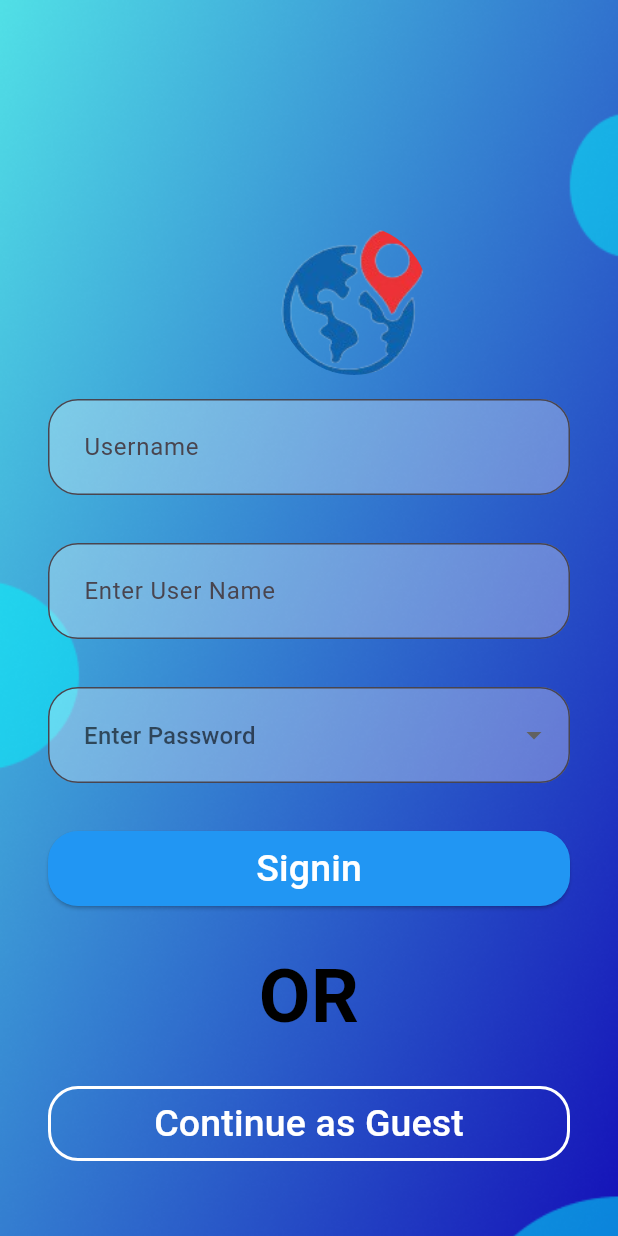
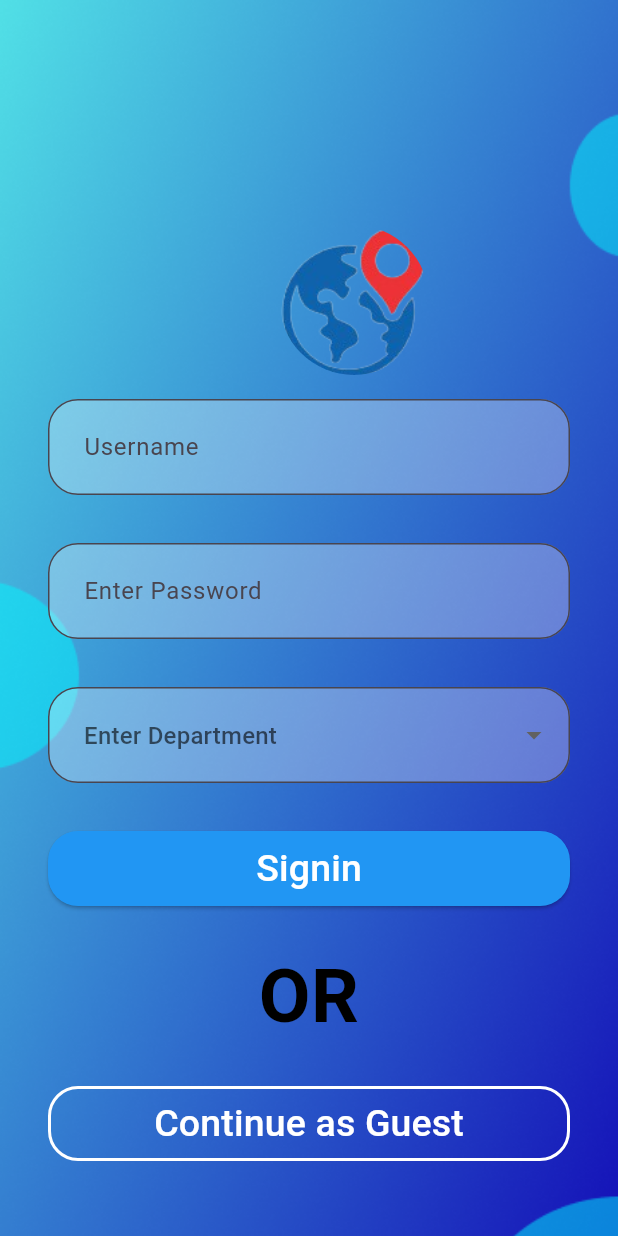
Before and after one commit to Shoto0095/SIH-Project, a Flutter app: the screen it shows after launch, on a phone screen of 412 x 824 dp. Run offline on Flutter 3.47's test engine with Material 3 defaults, Android fonts, the phone set to English and light mode, and no system bars.

Commit message:
Firsts Page

```diff
--- a/project/lib/login.dart
+++ b/project/lib/login.dart
@@ -8,14 +8,13 @@ class Welogin extends StatefulWidget {
 }
 
 class _WeloginState extends State<Welogin> {
-  final List<String> passwordOptions = [
-    'Password 1',
-    'Password 2',
-    'Password 3',
-    // Add more password options here
+  final List<String> DepartmentOptions = [
+    'Department 1',
+    'Department 2',
+    'Department 3',
   ];
 
-  String? selectedPassword;
+  String? selectedDepartment;
 
   @override
   Widget build(BuildContext context) {
@@ -32,13 +31,13 @@ class _WeloginState extends State<Welogin> {
           padding: const EdgeInsets.only(top: 0, bottom: 0, left: 0, right: 0),
           child: Column(
             children: [
-              Padding(
-                padding: const EdgeInsets.only(top: 150, left: 40, right: 0),
+              const Padding(
+                padding:  EdgeInsets.only(top: 150, left: 40, right: 0),
                 child: Center(
                   child: Padding(
-                    padding: const EdgeInsets.only(left: 20),
+                    padding:  EdgeInsets.only(left: 20),
                     child: CircleAvatar(
-                      backgroundImage: const AssetImage('assest/logo.png'),
+                      backgroundImage:  AssetImage('assest/logo.png'),
                       radius: 50.0,
                       backgroundColor: Colors.transparent,
                     ),
@@ -63,7 +62,7 @@ class _WeloginState extends State<Welogin> {
                 padding: const EdgeInsets.symmetric(horizontal: 32, vertical: 16),
                 child: TextFormField(
                   decoration: InputDecoration(
-                    hintText: 'Enter User Name',
+                    hintText: 'Enter Password',
                     filled: true,
                     fillColor: Colors.white.withOpacity(0.3),
                     contentPadding: const EdgeInsets.symmetric(horizontal: 20, vertical: 20),
@@ -77,7 +76,7 @@ class _WeloginState extends State<Welogin> {
                 padding: const EdgeInsets.symmetric(horizontal: 32, vertical: 16),
                 child: DropdownButtonFormField<String>(
                   decoration: InputDecoration(
-                    hintText: 'Enter Password',
+                    hintText: 'Enter Department',
                     filled: true,
                     fillColor: Colors.white.withOpacity(0.3),
                     contentPadding: const EdgeInsets.symmetric(horizontal: 20, vertical: 20),
@@ -85,19 +84,19 @@ class _WeloginState extends State<Welogin> {
                       borderRadius: BorderRadius.circular(20),
                     ),
                   ),
-                  items: passwordOptions.map((String option) {
+                  items: DepartmentOptions.map((String option) {
                     return DropdownMenuItem<String>(
                       value: option,
                       child: Text(option),
                     );
                   }).toList(),
                   onChanged: (value) {
-                    // Handle dropdown value change
+
                     setState(() {
-                      selectedPassword = value!;
+                      selectedDepartment = value!;
                     });
                   },
-                  value: selectedPassword,
+                  value: selectedDepartment,
                 ),
               ),
               Padding(
--- a/project/lib/main.dart
+++ b/project/lib/main.dart
@@ -1,5 +1,5 @@
 import 'package:flutter/material.dart';
-import 'package:project/Screen2.dart';
+import 'package:project/UserHomePage.dart';
 import 'package:project/login.dart';
 
 void main() {
@@ -7,7 +7,7 @@ void main() {
     debugShowCheckedModeBanner: false,
     initialRoute: 'login',
     routes: {
-      'login': (context) => Welogin(),
+      'login': (context) => const Welogin(),
     },
   ));
 }
```
Also changed, not shown: project/lib/UserHomePage.dart (added, +127 -0 lines).
